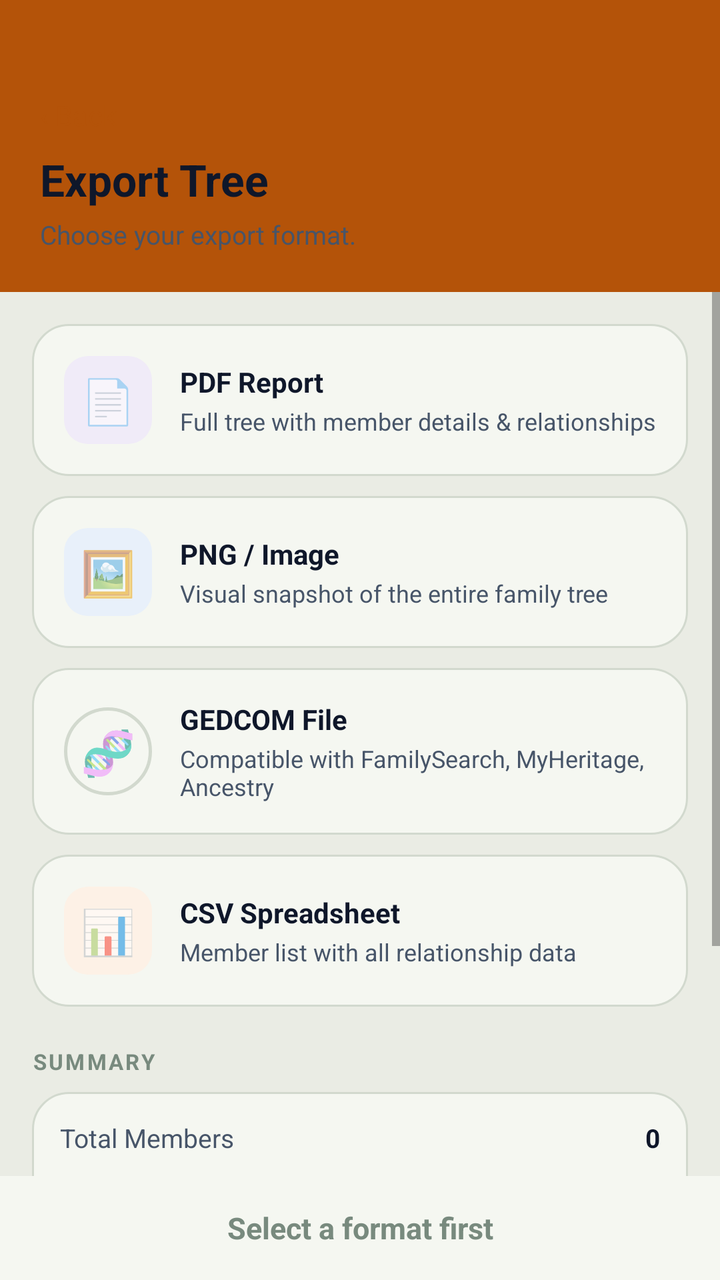
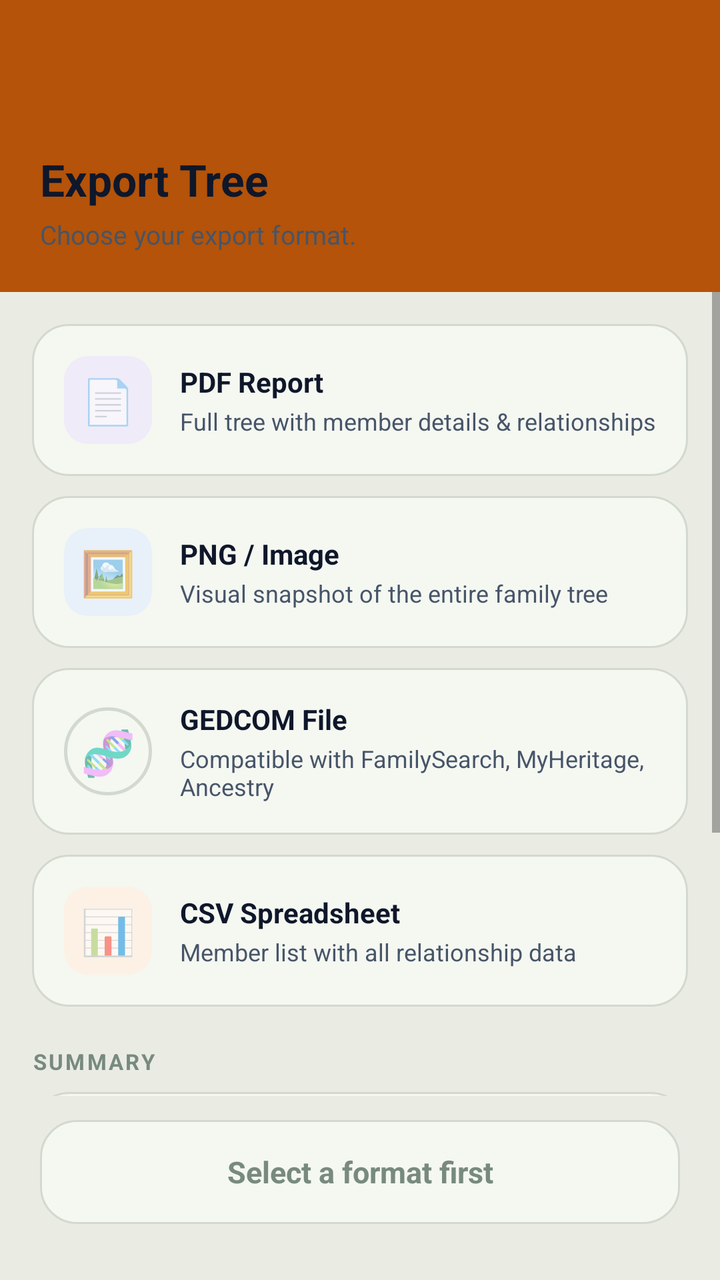

Compare the two renders of this Android layout. The source of the first and the diff that turns it into the second are given below.
<!-- AndroidManifest.xml: application theme Theme.BTProject2 -->
<!-- res/layout/activity_export_tree.xml -->
<?xml version="1.0" encoding="utf-8"?>
<LinearLayout xmlns:android="http://schemas.android.com/apk/res/android"
    android:layout_width="match_parent"
    android:layout_height="match_parent"
    android:orientation="vertical"
    android:background="@color/background">

    
    <LinearLayout
        android:layout_width="match_parent"
        android:layout_height="wrap_content"
        android:orientation="vertical"
        android:background="@color/primary"
        android:paddingStart="20dp"
        android:paddingEnd="20dp"
        android:paddingTop="48dp"
        android:paddingBottom="20dp">

        <TextView
            android:id="@+id/btnBack"
            android:layout_width="wrap_content"
            android:layout_height="wrap_content"
            android:text="‹ Back"
            android:textSize="14sp"
            android:textColor="@color/gold_accent"
            android:layout_marginBottom="8dp"
            android:clickable="true"
            android:focusable="true" />

        <TextView
            android:layout_width="wrap_content"
            android:layout_height="wrap_content"
            android:text="Export Tree"
            android:textSize="22sp"
            android:textStyle="bold"
            android:textColor="@color/text_primary" />

        <TextView
            android:layout_width="wrap_content"
            android:layout_height="wrap_content"
            android:text="Choose your export format."
            android:textSize="13sp"
            android:textColor="@color/text_secondary"
            android:layout_marginTop="4dp" />
    </LinearLayout>

    <ScrollView
        android:layout_width="match_parent"
        android:layout_height="0dp"
        android:layout_weight="1">

        <LinearLayout
            android:layout_width="match_parent"
            android:layout_height="wrap_content"
            android:orientation="vertical"
            android:padding="16dp">

            
            <LinearLayout
                android:id="@+id/cardPdf"
                android:layout_width="match_parent"
                android:layout_height="wrap_content"
                android:orientation="horizontal"
                android:background="@drawable/card_bg"
                android:padding="16dp"
                android:gravity="center_vertical"
                android:layout_marginBottom="10dp"
                android:clickable="true"
                android:focusable="true">

                <TextView
                    android:layout_width="44dp"
                    android:layout_height="44dp"
                    android:gravity="center"
                    android:text="📄"
                    android:textSize="22sp"
                    android:background="@drawable/icon_bg_pink"
                    android:layout_marginEnd="14dp" />

                <LinearLayout
                    android:layout_width="0dp"
                    android:layout_height="wrap_content"
                    android:layout_weight="1"
                    android:orientation="vertical">

                    <TextView
                        android:layout_width="wrap_content"
                        android:layout_height="wrap_content"
                        android:text="PDF Report"
                        android:textSize="14sp"
                        android:textStyle="bold"
                        android:textColor="@color/text_primary" />

                    <TextView
                        android:layout_width="wrap_content"
                        android:layout_height="wrap_content"
                        android:text="Full tree with member details &amp; relationships"
                        android:textSize="12sp"
                        android:textColor="@color/text_secondary"
                        android:layout_marginTop="2dp" />
                </LinearLayout>
            </LinearLayout>

            
            <LinearLayout
                android:id="@+id/cardPng"
                android:layout_width="match_parent"
                android:layout_height="wrap_content"
                android:orientation="horizontal"
                android:background="@drawable/card_bg"
                android:padding="16dp"
                android:gravity="center_vertical"
                android:layout_marginBottom="10dp"
                android:clickable="true"
                android:focusable="true">

                <TextView
                    android:layout_width="44dp"
                    android:layout_height="44dp"
                    android:gravity="center"
                    android:text="🖼️"
                    android:textSize="22sp"
                    android:background="@drawable/icon_bg_blue"
                    android:layout_marginEnd="14dp" />

                <LinearLayout
                    android:layout_width="0dp"
                    android:layout_height="wrap_content"
                    android:layout_weight="1"
                    android:orientation="vertical">

                    <TextView
                        android:layout_width="wrap_content"
                        android:layout_height="wrap_content"
                        android:text="PNG / Image"
                        android:textSize="14sp"
                        android:textStyle="bold"
                        android:textColor="@color/text_primary" />

                    <TextView
                        android:layout_width="wrap_content"
                        android:layout_height="wrap_content"
                        android:text="Visual snapshot of the entire family tree"
                        android:textSize="12sp"
                        android:textColor="@color/text_secondary"
                        android:layout_marginTop="2dp" />
                </LinearLayout>
            </LinearLayout>

            
            <LinearLayout
                android:id="@+id/cardGedcom"
                android:layout_width="match_parent"
                android:layout_height="wrap_content"
                android:orientation="horizontal"
                android:background="@drawable/card_bg"
                android:padding="16dp"
                android:gravity="center_vertical"
                android:layout_marginBottom="10dp"
                android:clickable="true"
                android:focusable="true">

                <TextView
                    android:layout_width="44dp"
                    android:layout_height="44dp"
                    android:gravity="center"
                    android:text="🧬"
                    android:textSize="22sp"
                    android:background="@drawable/icon_bg_green"
                    android:layout_marginEnd="14dp" />

                <LinearLayout
                    android:layout_width="0dp"
                    android:layout_height="wrap_content"
                    android:layout_weight="1"
                    android:orientation="vertical">

                    <TextView
                        android:layout_width="wrap_content"
                        android:layout_height="wrap_content"
                        android:text="GEDCOM File"
                        android:textSize="14sp"
                        android:textStyle="bold"
                        android:textColor="@color/text_primary" />

                    <TextView
                        android:layout_width="wrap_content"
                        android:layout_height="wrap_content"
                        android:text="Compatible with FamilySearch, MyHeritage, Ancestry"
                        android:textSize="12sp"
                        android:textColor="@color/text_secondary"
                        android:layout_marginTop="2dp" />
                </LinearLayout>
            </LinearLayout>

            
            <LinearLayout
                android:id="@+id/cardCsv"
                android:layout_width="match_parent"
                android:layout_height="wrap_content"
                android:orientation="horizontal"
                android:background="@drawable/card_bg"
                android:padding="16dp"
                android:gravity="center_vertical"
                android:layout_marginBottom="20dp"
                android:clickable="true"
                android:focusable="true">

                <TextView
                    android:layout_width="44dp"
                    android:layout_height="44dp"
                    android:gravity="center"
                    android:text="📊"
                    android:textSize="22sp"
                    android:background="@drawable/icon_bg_amber"
                    android:layout_marginEnd="14dp" />

                <LinearLayout
                    android:layout_width="0dp"
                    android:layout_height="wrap_content"
                    android:layout_weight="1"
                    android:orientation="vertical">

                    <TextView
                        android:layout_width="wrap_content"
                        android:layout_height="wrap_content"
                        android:text="CSV Spreadsheet"
                        android:textSize="14sp"
                        android:textStyle="bold"
                        android:textColor="@color/text_primary" />

                    <TextView
                        android:layout_width="wrap_content"
                        android:layout_height="wrap_content"
                        android:text="Member list with all relationship data"
                        android:textSize="12sp"
                        android:textColor="@color/text_secondary"
                        android:layout_marginTop="2dp" />
                </LinearLayout>
            </LinearLayout>

            
            <TextView
                android:layout_width="wrap_content"
                android:layout_height="wrap_content"
                android:text="SUMMARY"
                android:textSize="11sp"
                android:textStyle="bold"
                android:textColor="@color/text_hint"
                android:letterSpacing="0.1"
                android:layout_marginBottom="8dp" />

            <LinearLayout
                android:layout_width="match_parent"
                android:layout_height="wrap_content"
                android:orientation="vertical"
                android:background="@drawable/card_bg"
                android:padding="14dp"
                android:layout_marginBottom="20dp">

                <LinearLayout android:layout_width="match_parent" android:layout_height="wrap_content" android:orientation="horizontal" android:paddingBottom="10dp">
                    <TextView android:layout_width="0dp" android:layout_height="wrap_content" android:layout_weight="1" android:text="Total Members" android:textSize="13sp" android:textColor="@color/text_secondary" />
                    <TextView android:id="@+id/tvTotalMembers" android:layout_width="wrap_content" android:layout_height="wrap_content" android:text="0" android:textSize="13sp" android:textStyle="bold" android:textColor="@color/text_primary" />
                </LinearLayout>

                <View android:layout_width="match_parent" android:layout_height="1dp" android:background="@color/surface" android:layout_marginBottom="10dp" />

                <LinearLayout android:layout_width="match_parent" android:layout_height="wrap_content" android:orientation="horizontal" android:paddingBottom="10dp">
                    <TextView android:layout_width="0dp" android:layout_height="wrap_content" android:layout_weight="1" android:text="Parent Links" android:textSize="13sp" android:textColor="@color/text_secondary" />
                    <TextView android:id="@+id/tvParentLinks" android:layout_width="wrap_content" android:layout_height="wrap_content" android:text="0" android:textSize="13sp" android:textStyle="bold" android:textColor="@color/text_primary" />
                </LinearLayout>

                <View android:layout_width="match_parent" android:layout_height="1dp" android:background="@color/surface" android:layout_marginBottom="10dp" />

                <LinearLayout android:layout_width="match_parent" android:layout_height="wrap_content" android:orientation="horizontal" android:paddingBottom="10dp">
                    <TextView android:layout_width="0dp" android:layout_height="wrap_content" android:layout_weight="1" android:text="Living Members" android:textSize="13sp" android:textColor="@color/text_secondary" />
                    <TextView android:id="@+id/tvLivingMembers" android:layout_width="wrap_content" android:layout_height="wrap_content" android:text="0" android:textSize="13sp" android:textStyle="bold" android:textColor="@color/text_primary" />
                </LinearLayout>

                <View android:layout_width="match_parent" android:layout_height="1dp" android:background="@color/surface" android:layout_marginBottom="10dp" />

                <LinearLayout android:layout_width="match_parent" android:layout_height="wrap_content" android:orientation="horizontal">
                    <TextView android:layout_width="0dp" android:layout_height="wrap_content" android:layout_weight="1" android:text="Export Format" android:textSize="13sp" android:textColor="@color/text_secondary" />
                    <TextView android:id="@+id/tvExportFormat" android:layout_width="wrap_content" android:layout_height="wrap_content" android:text="Not selected" android:textSize="13sp" android:textStyle="bold" android:textColor="@color/text_hint" />
                </LinearLayout>
            </LinearLayout>

        </LinearLayout>
    </ScrollView>

    
    <TextView
        android:id="@+id/btnExport"
        android:layout_width="match_parent"
        android:layout_height="52dp"
        android:gravity="center"
        android:text="Select a format first"
        android:textSize="15sp"
        android:textStyle="bold"
        android:textColor="@color/text_hint"
        android:background="@color/surface"
        android:clickable="true"
        android:focusable="true" />

</LinearLayout>
<!-- resources referenced by this layout -->
<resources>
  <color name="background">#EAECE4</color>
  <color name="gold_accent">#B45309</color>
  <color name="primary">#B45309</color>
  <color name="surface">#F5F7F1</color>
  <color name="text_hint">#788A7E</color>
  <color name="text_primary">#0F172A</color>
  <color name="text_secondary">#475569</color>
  <!-- drawable card_bg (drawable) -->
  <?xml version="1.0" encoding="utf-8"?>
  <shape xmlns:android="http://schemas.android.com/apk/res/android"
      android:shape="rectangle">
      <solid android:color="@color/forest_card" />
      <corners android:radius="18dp" />
      <stroke android:width="1dp" android:color="@color/forest_card_border" />
  </shape>
  <!-- drawable icon_bg_amber (drawable) -->
  <?xml version="1.0" encoding="utf-8"?>
  <shape xmlns:android="http://schemas.android.com/apk/res/android"
      android:shape="rectangle">
      <solid android:color="#FDF1E6" />
      <corners android:radius="12dp" />
  </shape>
  <!-- drawable icon_bg_blue (drawable) -->
  <?xml version="1.0" encoding="utf-8"?>
  <shape xmlns:android="http://schemas.android.com/apk/res/android"
      android:shape="rectangle">
      <solid android:color="#E8F0FA" />
      <corners android:radius="12dp" />
  </shape>
  <!-- drawable icon_bg_green (drawable) -->
  <?xml version="1.0" encoding="utf-8"?>
  <shape xmlns:android="http://schemas.android.com/apk/res/android"
      android:shape="oval">
      <solid android:color="@color/forest_card" />
      <stroke android:width="1.5dp" android:color="@color/forest_card_border" />
  </shape>
  <!-- drawable icon_bg_pink (drawable) -->
  <?xml version="1.0" encoding="utf-8"?>
  <shape xmlns:android="http://schemas.android.com/apk/res/android"
      android:shape="rectangle">
      <solid android:color="#F0EBF8" />
      <corners android:radius="12dp" />
  </shape>
  <style name="Theme.BTProject2" parent="Theme.MaterialComponents.DayNight.NoActionBar">
          <item name="colorPrimary">@color/gold_accent</item>
          <item name="colorPrimaryDark">@color/gold_accent_dark</item>
          <item name="colorAccent">@color/gold_accent</item>
          <item name="android:windowBackground">@color/forest_bg</item>
          <item name="android:statusBarColor">@color/forest_bg</item>
          <item name="android:windowLightStatusBar">true</item>
      </style>
  <color name="forest_card">#F5F7F1</color>
  <color name="forest_card_border">#D2D9CE</color>
  <color name="gold_accent_dark">#78350F</color>
  <color name="forest_bg">#EAECE4</color>
</resources>

<!-- the commit's change to res/layout/activity_export_tree.xml (unified diff, before → after) -->
@@ -289,17 +289,28 @@
     </ScrollView>
 
     
-    <TextView
-        android:id="@+id/btnExport"
+    <LinearLayout
         android:layout_width="match_parent"
-        android:layout_height="52dp"
-        android:gravity="center"
-        android:text="Select a format first"
-        android:textSize="15sp"
-        android:textStyle="bold"
-        android:textColor="@color/text_hint"
-        android:background="@color/surface"
-        android:clickable="true"
-        android:focusable="true" />
+        android:layout_height="wrap_content"
+        android:orientation="vertical"
+        android:paddingStart="20dp"
+        android:paddingEnd="20dp"
+        android:paddingTop="12dp"
+        android:paddingBottom="28dp"
+        android:background="@color/background">
+
+        <TextView
+            android:id="@+id/btnExport"
+            android:layout_width="match_parent"
+            android:layout_height="52dp"
+            android:gravity="center"
+            android:text="Select a format first"
+            android:textSize="15sp"
+            android:textStyle="bold"
+            android:textColor="@color/text_hint"
+            android:background="@drawable/card_bg"
+            android:clickable="true"
+            android:focusable="true" />
+    </LinearLayout>
 
 </LinearLayout>
